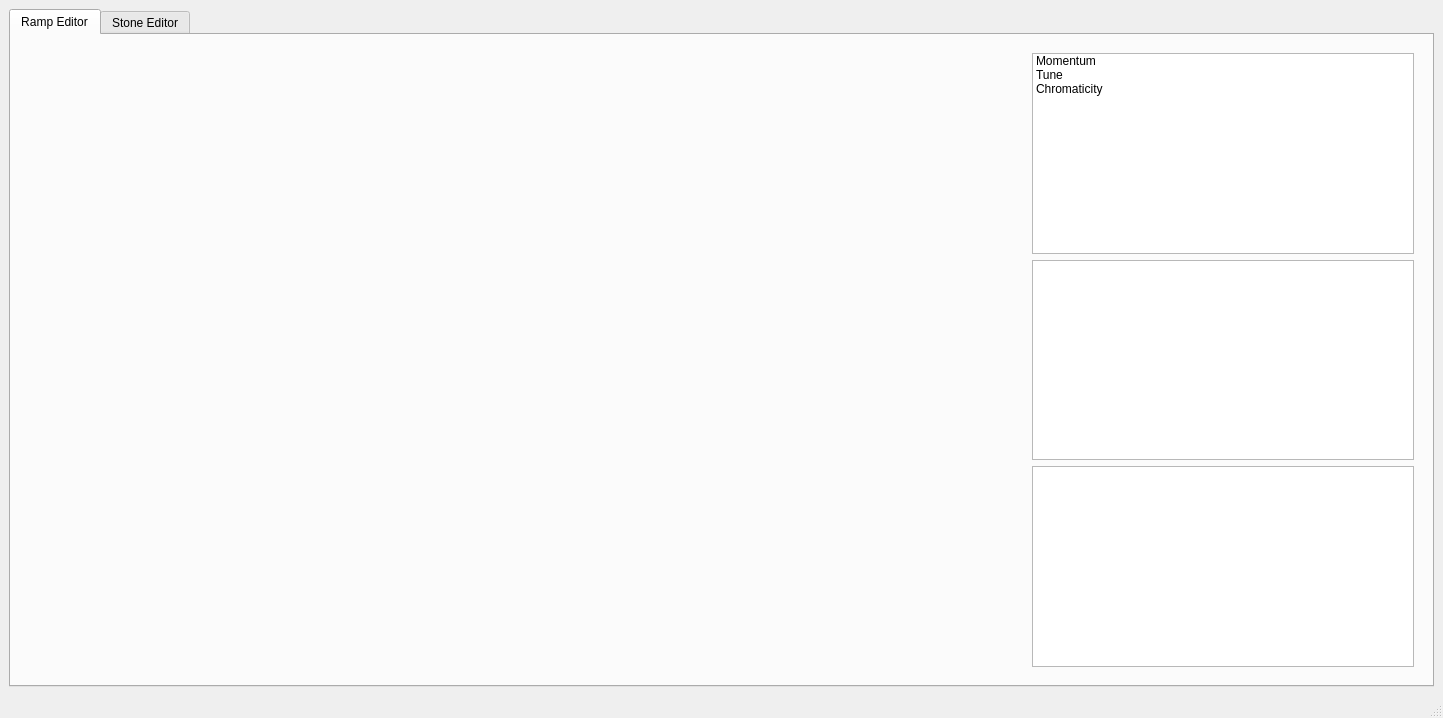
Before: the Qt Designer form RampEditor.ui in ydutheil/COSYRampEditor, drawn with Qt 5.
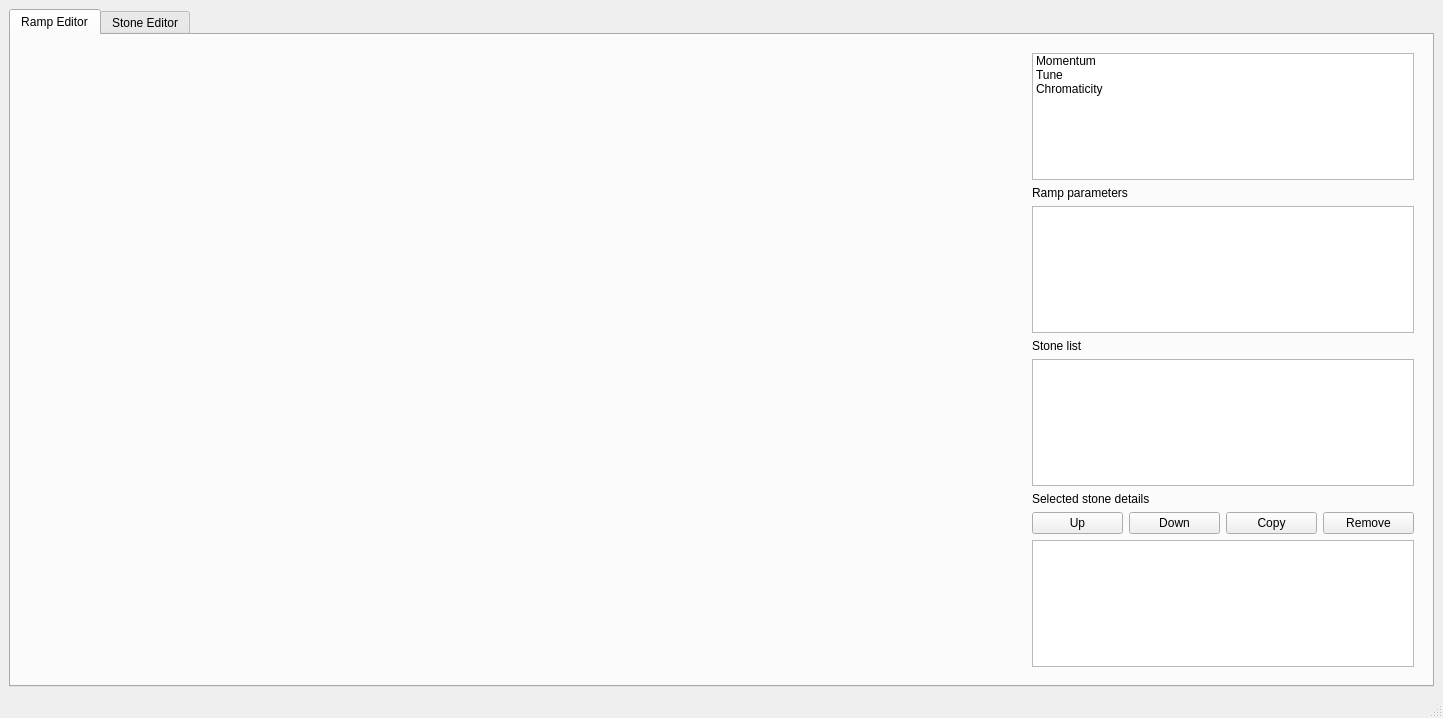
After: the same form once the commit is applied. The open tabs and pages were chosen to show the change.

Commit message: finished stone manipulator and started magnet changer

What changed in the file:
```diff
--- a/RampEditor.ui
+++ b/RampEditor.ui
@@ -41,6 +41,12 @@
           <layout class="QVBoxLayout" name="verticalLayout">
            <item>
             <widget class="QListWidget" name="Qlist_PlotSelectorRamp">
+             <property name="sizePolicy">
+              <sizepolicy hsizetype="Expanding" vsizetype="Expanding">
+               <horstretch>0</horstretch>
+               <verstretch>1</verstretch>
+              </sizepolicy>
+             </property>
              <item>
               <property name="text">
                <string>Momentum</string>
@@ -59,10 +65,87 @@
             </widget>
            </item>
            <item>
-            <widget class="QListWidget" name="Qlist_StoneManipulator"/>
+            <widget class="QLabel" name="label">
+             <property name="text">
+              <string>Ramp parameters</string>
+             </property>
+            </widget>
            </item>
            <item>
-            <widget class="QListWidget" name="Qlist_GeneralRampParm"/>
+            <widget class="QListWidget" name="Qlist_GeneralRampParm">
+             <property name="sizePolicy">
+              <sizepolicy hsizetype="Expanding" vsizetype="Expanding">
+               <horstretch>0</horstretch>
+               <verstretch>1</verstretch>
+              </sizepolicy>
+             </property>
+            </widget>
+           </item>
+           <item>
+            <widget class="QLabel" name="label_2">
+             <property name="text">
+              <string>Stone list</string>
+             </property>
+            </widget>
+           </item>
+           <item>
+            <widget class="QListWidget" name="Qlist_StoneManipulator">
+             <property name="sizePolicy">
+              <sizepolicy hsizetype="Expanding" vsizetype="Expanding">
+               <horstretch>0</horstretch>
+               <verstretch>1</verstretch>
+              </sizepolicy>
+             </property>
+            </widget>
+           </item>
+           <item>
+            <widget class="QLabel" name="label_3">
+             <property name="text">
+              <string>Selected stone details</string>
+             </property>
+            </widget>
+           </item>
+           <item>
+            <layout class="QHBoxLayout" name="StoneButtons" stretch="0,0,0,0">
+             <item>
+              <widget class="QPushButton" name="Up">
+               <property name="text">
+                <string>Up</string>
+               </property>
+              </widget>
+             </item>
+             <item>
+              <widget class="QPushButton" name="Down">
+               <property name="text">
+                <string>Down</string>
+               </property>
+              </widget>
+             </item>
+             <item>
+              <widget class="QPushButton" name="Copy">
+               <property name="text">
+                <string>Copy</string>
+               </property>
+              </widget>
+             </item>
+             <item>
+              <widget class="QPushButton" name="Remove">
+               <property name="text">
+                <string>Remove</string>
+               </property>
+              </widget>
+             </item>
+            </layout>
+           </item>
+           <item>
+            <widget class="QTextEdit" name="CommentStone">
+             <property name="sizePolicy">
+              <sizepolicy hsizetype="Expanding" vsizetype="Expanding">
+               <horstretch>0</horstretch>
+               <verstretch>1</verstretch>
+              </sizepolicy>
+             </property>
+            </widget>
            </item>
           </layout>
          </widget>
```
Left out of the diff: 72 changed lines with no effect on the pictures. The commit also changes 4 other files.
